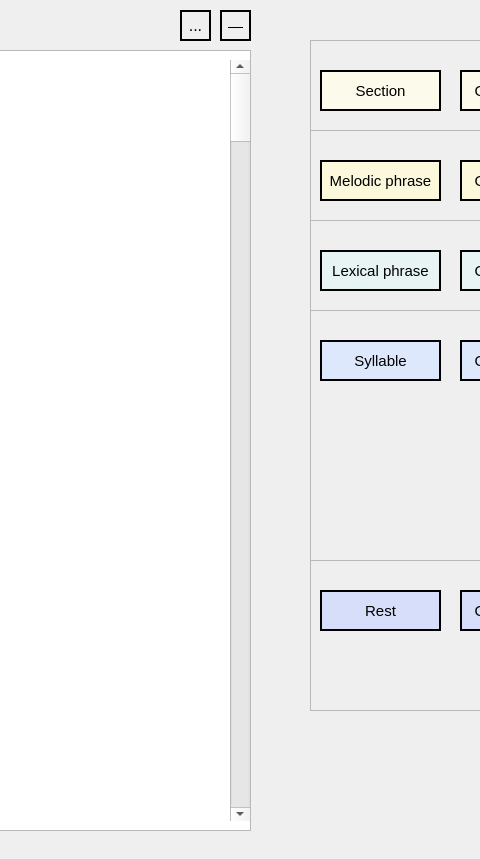
uU-Uuu/song-xml-editor, file ui/song-xml_editor.ui: the form before one commit; both pictures show x 150 to 630 and y 0 to 859 of the 1192 by 859 pixel window.
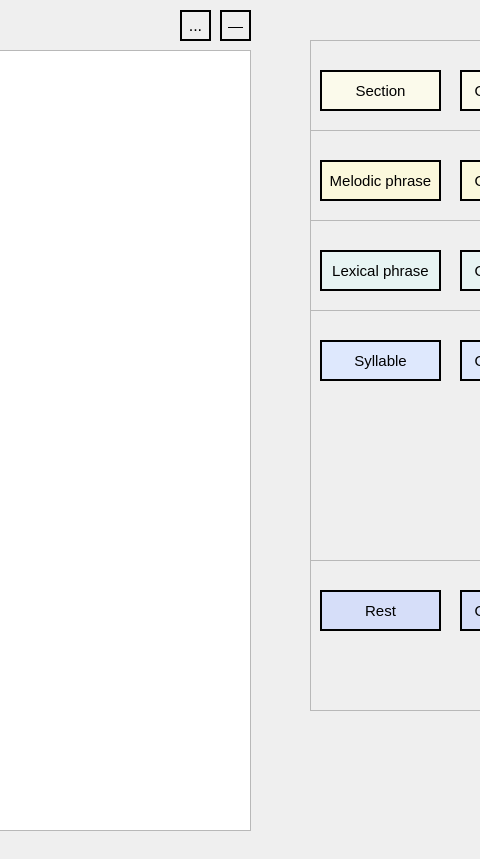
The form after the commit.

Patch:
```diff
--- a/ui/song-xml_editor.ui
+++ b/ui/song-xml_editor.ui
@@ -50,19 +50,6 @@
      </rect>
     </property>
    </widget>
-   <widget class="QScrollBar" name="verticalScrollBar_2">
-    <property name="geometry">
-     <rect>
-      <x>380</x>
-      <y>60</y>
-      <width>20</width>
-      <height>761</height>
-     </rect>
-    </property>
-    <property name="orientation">
-     <enum>Qt::Vertical</enum>
-    </property>
-   </widget>
    <widget class="QFrame" name="sectionFrame">
     <property name="geometry">
      <rect>
```
Left out of the diff: 1 changed line with no effect on the pictures.
